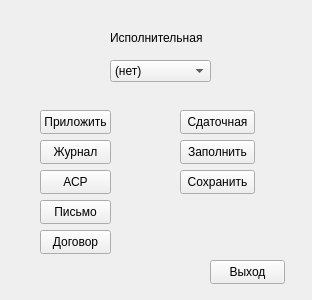
SmolPO/vertical, file my_helper/my_helper/designer_ui/menu_xlxs.ui: the form before one commit.
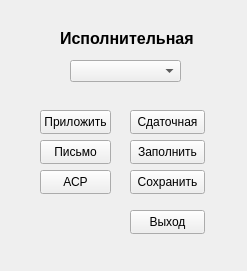
The form after the commit.

What changed in the file:
```diff
--- a/my_helper/my_helper/designer_ui/menu_xlxs.ui
+++ b/my_helper/my_helper/designer_ui/menu_xlxs.ui
@@ -6,8 +6,8 @@
    <rect>
     <x>0</x>
     <y>0</y>
-    <width>312</width>
-    <height>300</height>
+    <width>247</width>
+    <height>271</height>
    </rect>
   </property>
   <property name="windowTitle">
@@ -16,12 +16,18 @@
   <widget class="QLabel" name="label">
    <property name="geometry">
     <rect>
-     <x>110</x>
+     <x>60</x>
      <y>30</y>
-     <width>111</width>
+     <width>141</width>
      <height>16</height>
     </rect>
    </property>
+   <property name="font">
+    <font>
+     <pointsize>12</pointsize>
+     <bold>true</bold>
+    </font>
+   </property>
    <property name="text">
     <string>Исполнительная</string>
    </property>
@@ -39,32 +45,6 @@
     <string>Приложить</string>
    </property>
   </widget>
-  <widget class="QPushButton" name="b_contract">
-   <property name="geometry">
-    <rect>
-     <x>40</x>
-     <y>230</y>
-     <width>71</width>
-     <height>24</height>
-    </rect>
-   </property>
-   <property name="text">
-    <string>Договор</string>
-   </property>
-  </widget>
-  <widget class="QPushButton" name="b_journal">
-   <property name="geometry">
-    <rect>
-     <x>40</x>
-     <y>140</y>
-     <width>71</width>
-     <height>24</height>
-    </rect>
-   </property>
-   <property name="text">
-    <string>Журнал</string>
-   </property>
-  </widget>
   <widget class="QPushButton" name="b_asr">
    <property name="geometry">
     <rect>
@@ -81,7 +61,7 @@
   <widget class="QPushButton" name="b_xlxs">
    <property name="geometry">
     <rect>
-     <x>180</x>
+     <x>130</x>
      <y>110</y>
      <width>75</width>
      <height>24</height>
@@ -94,7 +74,7 @@
   <widget class="QPushButton" name="b_month">
    <property name="geometry">
     <rect>
-     <x>180</x>
+     <x>130</x>
      <y>140</y>
      <width>75</width>
      <height>24</height>
@@ -107,8 +87,8 @@
   <widget class="QPushButton" name="b_exit">
    <property name="geometry">
     <rect>
-     <x>210</x>
-     <y>260</y>
+     <x>130</x>
+     <y>210</y>
      <width>75</width>
      <height>24</height>
     </rect>
@@ -121,7 +101,7 @@
    <property name="geometry">
     <rect>
      <x>40</x>
-     <y>200</y>
+     <y>140</y>
      <width>71</width>
      <height>24</height>
     </rect>
@@ -133,7 +113,7 @@
   <widget class="QPushButton" name="b_save">
    <property name="geometry">
     <rect>
-     <x>180</x>
+     <x>130</x>
      <y>170</y>
      <width>75</width>
      <height>24</height>
@@ -146,17 +126,12 @@
   <widget class="QComboBox" name="cb_select">
    <property name="geometry">
     <rect>
-     <x>110</x>
+     <x>70</x>
      <y>60</y>
-     <width>101</width>
+     <width>111</width>
      <height>22</height>
     </rect>
    </property>
-   <item>
-    <property name="text">
-     <string>(нет)</string>
-    </property>
-   </item>
   </widget>
  </widget>
  <resources/>
```
Left out of the diff: 2 changed lines with no effect on the pictures.
